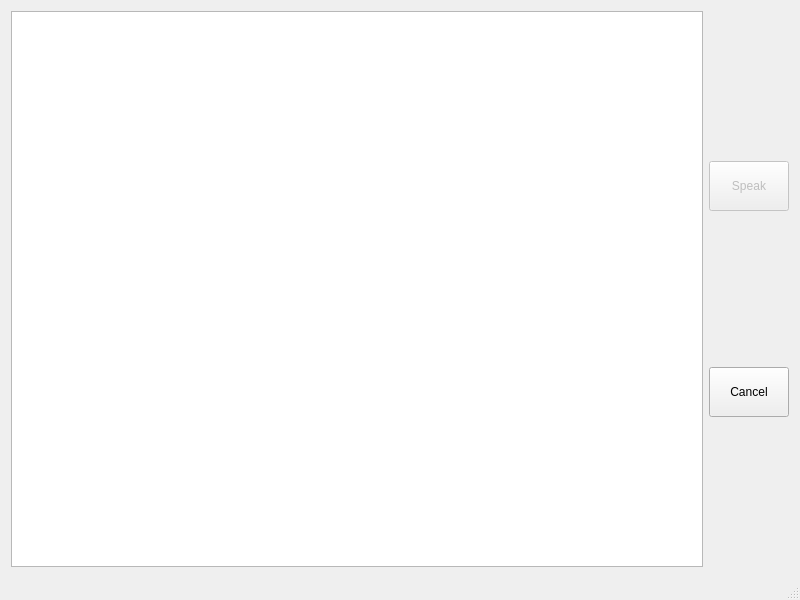
Before: the Qt Designer form mainwindow.ui in nstrikos/omilo, drawn with Qt 5.
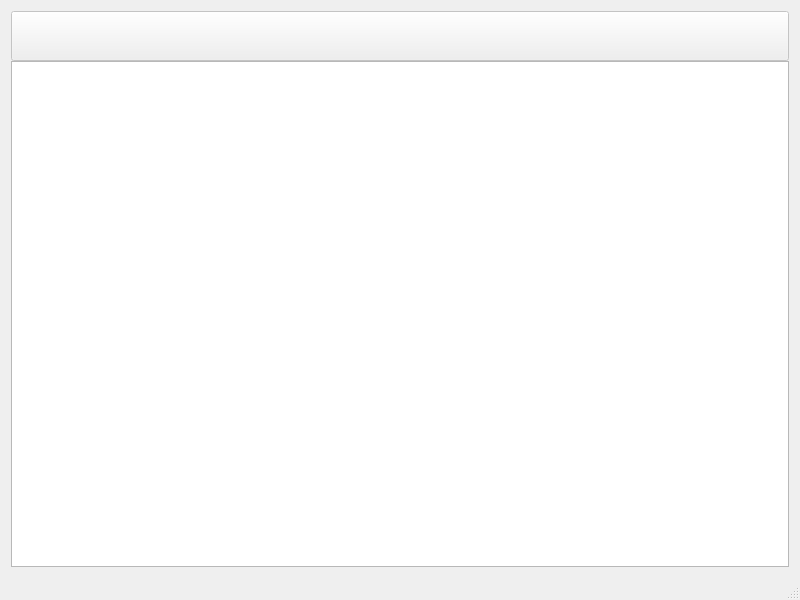
After: the same form once the commit is applied. Icons and pictures are not drawn.

The edit to the form file:
```diff
--- a/mainwindow.ui
+++ b/mainwindow.ui
@@ -20,7 +20,42 @@
   <widget class="QWidget" name="centralWidget">
    <layout class="QGridLayout" name="gridLayout">
     <item row="0" column="0">
-     <layout class="QHBoxLayout" name="horizontalLayout" stretch="1,0">
+     <layout class="QVBoxLayout" name="verticalLayout" stretch="0,1">
+      <property name="spacing">
+       <number>0</number>
+      </property>
+      <item>
+       <layout class="QHBoxLayout" name="horizontalLayout">
+        <property name="spacing">
+         <number>60</number>
+        </property>
+        <property name="sizeConstraint">
+         <enum>QLayout::SetDefaultConstraint</enum>
+        </property>
+        <item>
+         <widget class="QPushButton" name="speakButton">
+          <property name="enabled">
+           <bool>false</bool>
+          </property>
+          <property name="minimumSize">
+           <size>
+            <width>50</width>
+            <height>50</height>
+           </size>
+          </property>
+          <property name="text">
+           <string/>
+          </property>
+          <property name="iconSize">
+           <size>
+            <width>40</width>
+            <height>40</height>
+           </size>
+          </property>
+         </widget>
+        </item>
+       </layout>
+      </item>
       <item>
        <widget class="QTextEdit" name="textEdit">
         <property name="font">
@@ -34,39 +69,6 @@
         </property>
        </widget>
       </item>
-      <item>
-       <layout class="QVBoxLayout" name="verticalLayout" stretch="0,0">
-        <item>
-         <widget class="QPushButton" name="speakButton">
-          <property name="enabled">
-           <bool>false</bool>
-          </property>
-          <property name="minimumSize">
-           <size>
-            <width>0</width>
-            <height>50</height>
-           </size>
-          </property>
-          <property name="text">
-           <string>Speak</string>
-          </property>
-         </widget>
-        </item>
-        <item>
-         <widget class="QPushButton" name="cancelButton">
-          <property name="minimumSize">
-           <size>
-            <width>0</width>
-            <height>50</height>
-           </size>
-          </property>
-          <property name="text">
-           <string>Cancel</string>
-          </property>
-         </widget>
-        </item>
-       </layout>
-      </item>
      </layout>
     </item>
    </layout>
```
Left out of the diff: 2 changed lines with no effect on the pictures.
